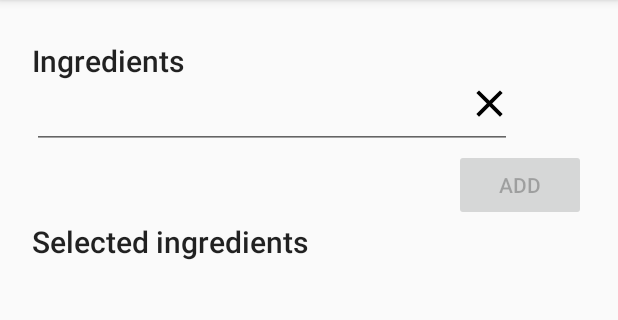
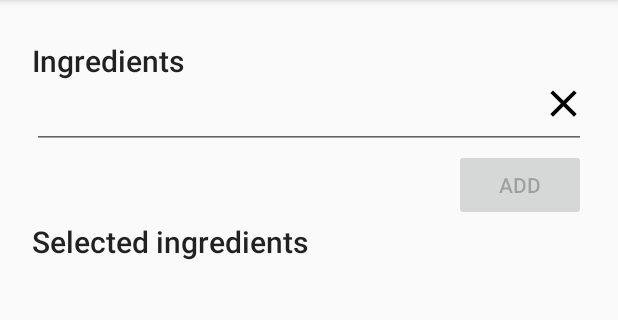
Before and after one commit to michellymenezes/easy-meal, an Android app: the screen it shows after launch (MainActivity), after a tap on "SELECT INGREDIENTS", on a phone screen of 412 x 824 dp, the part 84-404 px from its top. Run offline under Robolectric (Android 15) with nearby library versions, the phone set to English and light mode, and no system bars; 2 statements that could not run were skipped.

Commit message:
Iniciando a seleção de ingredientes

```diff
--- a/app/src/main/java/com/projeto_les/easymeal/fragments/InitialFragment.java
+++ b/app/src/main/java/com/projeto_les/easymeal/fragments/InitialFragment.java
@@ -68,7 +68,7 @@ public class InitialFragment extends Fragment{
         favorite.setOnClickListener(new View.OnClickListener() {
             @Override
             public void onClick(View v) {
-                Toast.makeText(getActivity(), "Sorry, not ready yet :'(", Toast.LENGTH_LONG).show();
+                Toast.makeText(getActivity(), getString(R.string.not_ready), Toast.LENGTH_LONG).show();
                 //((MainActivity)getActivity()).changeFragment();
             }
         });
@@ -76,7 +76,7 @@ public class InitialFragment extends Fragment{
         help.setOnClickListener(new View.OnClickListener() {
             @Override
             public void onClick(View v) {
-                Toast.makeText(getActivity(), "Sorry, not ready yet =(", Toast.LENGTH_LONG).show();
+                Toast.makeText(getActivity(), getString(R.string.not_ready), Toast.LENGTH_LONG).show();
                 //((MainActivity)getActivity()).changeFragment();
             }
         });
--- a/app/src/main/java/com/projeto_les/easymeal/fragments/SelectFiltersFragment.java
+++ b/app/src/main/java/com/projeto_les/easymeal/fragments/SelectFiltersFragment.java
@@ -70,7 +70,7 @@ public class SelectFiltersFragment extends Fragment {
         srcBtn.setOnClickListener(new View.OnClickListener() {
             @Override
             public void onClick(View v) {
-                Toast.makeText(getActivity(), "Sorry, not ready yet :'(", Toast.LENGTH_LONG).show();
+                Toast.makeText(getActivity(), R.string.not_ready, Toast.LENGTH_LONG).show();
                 //((MainActivity) getActivity()).changeFragment();
             }
         });
--- a/app/src/main/java/com/projeto_les/easymeal/fragments/SelectIngredientsFragment.java
+++ b/app/src/main/java/com/projeto_les/easymeal/fragments/SelectIngredientsFragment.java
@@ -1,17 +1,24 @@
 package com.projeto_les.easymeal.fragments;
 
+import android.os.Build;
 import android.os.Bundle;
+import android.support.annotation.RequiresApi;
 import android.support.v4.app.Fragment;
 import android.view.LayoutInflater;
 import android.view.View;
 import android.view.ViewGroup;
 import android.widget.AutoCompleteTextView;
 import android.widget.Button;
+import android.widget.EditText;
 import android.widget.ImageButton;
 import android.widget.ListView;
 
 import com.projeto_les.easymeal.MainActivity;
 import com.projeto_les.easymeal.R;
+
+import java.util.ArrayList;
+import java.util.List;
+import java.util.Locale;
 
 
 /**
@@ -22,6 +29,11 @@ public class SelectIngredientsFragment extends Fragment {
 
     private static SelectIngredientsFragment fragment;
     public static final String TAG = "SELECT_INGREDIENTS_FRAGMENT";
+    List<String> ingredientsArrayList;
+    private Button clearBtn;
+    private EditText ingredientEditText;
+    private Button addBtn;
+
 
     public SelectIngredientsFragment() {
         // Required empty public constructor
@@ -48,19 +60,34 @@ public class SelectIngredientsFragment extends Fragment {
         super.onCreate(savedInstanceState);
     }
 
+    @RequiresApi(api = Build.VERSION_CODES.JELLY_BEAN_MR1)
     @Override
     public View onCreateView(LayoutInflater inflater, ViewGroup container,
                              Bundle savedInstanceState) {
         // Inflate the layout for this fragment
         final View view = inflater.inflate(R.layout.fragment_select_ingredient, container, false);
-        final Button addBtn = (Button) view.findViewById(R.id.add);
+
+        ingredientsArrayList = new ArrayList<>();
+
+        ListView selectIngListView = (ListView) view.findViewById(R.id.selected_ingredients_list);
+
+
+        addBtn = (Button) view.findViewById(R.id.add);
         addBtn.setEnabled(false);
-        final ListView selectIngListView = (ListView) view.findViewById(R.id.selected_ingredients_list);
+
         final ImageButton backMenuBtn = (ImageButton) view.findViewById(R.id.back_menu_btn);
         final ImageButton nextBtn = (ImageButton) view.findViewById(R.id.next);
-        final AutoCompleteTextView actv= (AutoCompleteTextView)view.findViewById(R.id.auto_complete_ingredient);
+        ingredientEditText= (EditText) view.findViewById(R.id.auto_complete_ingredient);
+        //actv.setTextLocale(Locale.ENGLISH);
 
-        Button clearBtn = (Button)view.findViewById(R.id.clear_btn);
+
+        clear(view);
+
+        addIngredient();
+
+
+
+
 
         backMenuBtn.setOnClickListener(new View.OnClickListener() {
             @Override
@@ -78,4 +105,31 @@ public class SelectIngredientsFragment extends Fragment {
 
         return view;
     }
+
+    private void clear(final View view){
+        if (clearBtn==null){
+            clearBtn = (Button)view.findViewById(R.id.clear_btn);
+        }
+        clearBtn.setOnClickListener(new View.OnClickListener() {
+            @Override
+            public void onClick(View v) {
+                if (ingredientEditText== null){
+                    ingredientEditText= (EditText) view.findViewById(R.id.auto_complete_ingredient);
+                }
+                ingredientEditText.setText("");
+            }
+        });
+
+    }
+
+    private void addIngredient() {
+        //(Arrays.asList("sugar", "flour", "apples"));
+        addBtn.setOnClickListener(new View.OnClickListener() {
+            @Override
+            public void onClick(View v) {
+
+                addBtn.setEnabled(false);
+            }
+        });
+    }
 }
--- a/app/src/main/res/layout/fragment_select_ingredient.xml
+++ b/app/src/main/res/layout/fragment_select_ingredient.xml
@@ -24,10 +24,11 @@
             android:layout_below="@+id/text_ingredient"
             android:id="@+id/auto_complete_ingredient_container">
 
-            <AutoCompleteTextView
+            <EditText
                 android:id="@+id/auto_complete_ingredient"
-                android:layout_width="wrap_content"
+                android:layout_width="match_parent"
                 android:layout_height="wrap_content"
+                android:inputType="textCapSentences|textAutoCorrect"
                 android:layout_alignParentLeft="true"
                 android:ems="15"
                 android:text=""/>
--- a/app/src/main/res/values/strings.xml
+++ b/app/src/main/res/values/strings.xml
@@ -9,5 +9,6 @@
     <string name="filters">Filters</string>
     <string name="selected_ingredients">Selected ingredients</string>
     <string name="select_ingredients">Select ingredients</string>
+    <string name="not_ready">Sorry, not ready yet :\'(</string>
 
 </resources>
```
